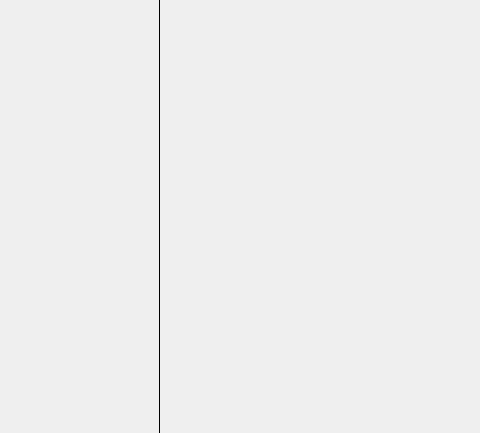
First picture: the form in mainwindow.ui, repository paulramit/Snake_Game_Qt, before the edit; both pictures show x 761 to 1241 and y 290 to 723 of the 1241 by 861 pixel window.
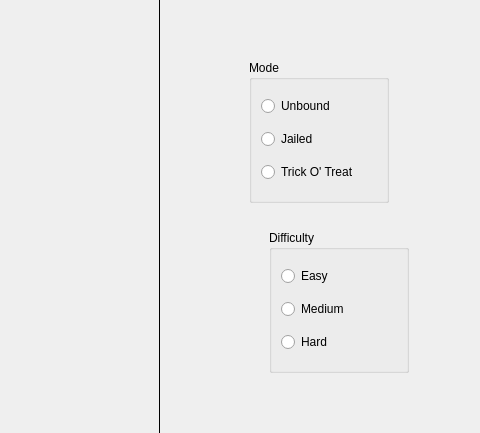
Second picture: the form after the edit.

Commit message: added mode and difficulty in GUI

What changed in the file:
```diff
--- a/mainwindow.ui
+++ b/mainwindow.ui
@@ -92,6 +92,78 @@
      <string>Time</string>
     </property>
    </widget>
+   <widget class="QGroupBox" name="Mode">
+    <property name="geometry">
+     <rect>
+      <x>1010</x>
+      <y>350</y>
+      <width>140</width>
+      <height>143</height>
+     </rect>
+    </property>
+    <property name="title">
+     <string>Mode</string>
+    </property>
+    <layout class="QVBoxLayout" name="verticalLayout">
+     <item>
+      <widget class="QRadioButton" name="Mode_1">
+       <property name="text">
+        <string>Unbound</string>
+       </property>
+      </widget>
+     </item>
+     <item>
+      <widget class="QRadioButton" name="Mode_2">
+       <property name="text">
+        <string>Jailed</string>
+       </property>
+      </widget>
+     </item>
+     <item>
+      <widget class="QRadioButton" name="Mode_3">
+       <property name="text">
+        <string>Trick O' Treat</string>
+       </property>
+      </widget>
+     </item>
+    </layout>
+   </widget>
+   <widget class="QGroupBox" name="Difficulty">
+    <property name="geometry">
+     <rect>
+      <x>1030</x>
+      <y>520</y>
+      <width>140</width>
+      <height>143</height>
+     </rect>
+    </property>
+    <property name="title">
+     <string>Difficulty</string>
+    </property>
+    <layout class="QVBoxLayout" name="verticalLayout_2">
+     <item>
+      <widget class="QRadioButton" name="Easy">
+       <property name="text">
+        <string>Easy</string>
+       </property>
+      </widget>
+     </item>
+     <item>
+      <widget class="QRadioButton" name="Medium">
+       <property name="text">
+        <string>Medium</string>
+       </property>
+      </widget>
+     </item>
+     <item>
+      <widget class="QRadioButton" name="Hard">
+       <property name="text">
+        <string>Hard</string>
+       </property>
+      </widget>
+     </item>
+    </layout>
+   </widget>
   </widget>
   <widget class="QMenuBar" name="menubar">
    <property name="geometry">
```
The commit also changes 5 other files.
